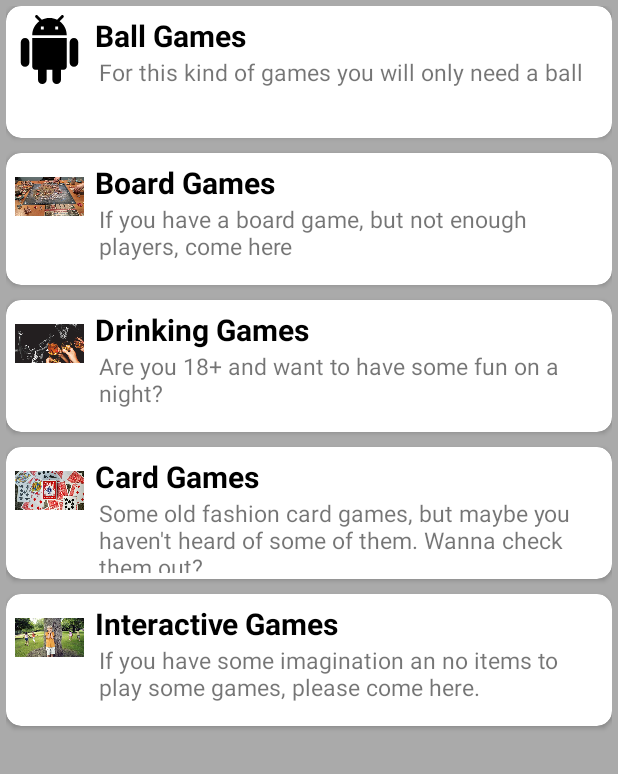
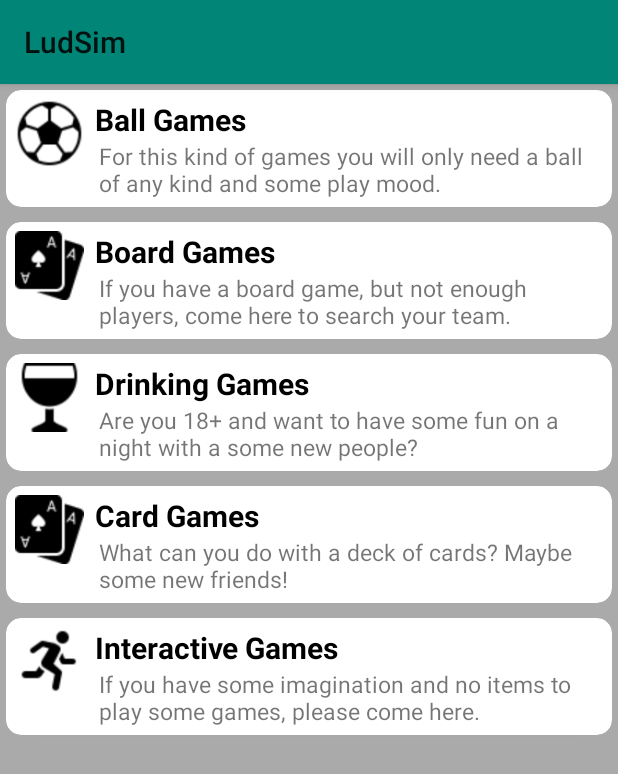
Before and after one commit to claaraamaria/GamesSelector, an Android app: the screen it shows after launch (MainActivity), on a phone screen of 412 x 824 dp. Shown: the top 774 px of the screen. Run offline under Robolectric (Android 15) with nearby library versions, the phone set to English and light mode, and no system bars.

Commit message:
Changed the the icons from the RecyclerView

```diff
--- a/app/src/main/java/com/claramaria/gamesselector/MainActivity.java
+++ b/app/src/main/java/com/claramaria/gamesselector/MainActivity.java
@@ -15,7 +15,6 @@ import com.claramaria.gamesselector.activities.ListInteractiveGames;
 
 import java.util.ArrayList;
 
-
 public class MainActivity extends AppCompatActivity {
     private ArrayList<ListItemData> mList;
 
@@ -29,14 +28,13 @@ public class MainActivity extends AppCompatActivity {
 
     }
 
-
     public void createList() {
         mList = new ArrayList<>();
-        mList.add(new ListItemData(R.drawable.ic_android, "Ball Games", "For this kind of games you will only need a ball"));
-        mList.add(new ListItemData(R.drawable.board_game, "Board Games", "If you have a board game, but not enough players, come here"));
-        mList.add(new ListItemData(R.drawable.drinking_games, "Drinking Games", "Are you 18+ and want to have some fun on a night?"));
-        mList.add(new ListItemData(R.drawable.deck_of_cards, "Card Games", "Some old fashion card games, but maybe you haven't heard of some of them. Wanna check them out?"));
-        mList.add(new ListItemData(R.drawable.hide_and_seek, "Interactive Games", "If you have some imagination an no items to play some games, please come here."));
+        mList.add(new ListItemData(R.drawable.ic_ball, "Ball Games", "For this kind of games you will only need a ball of any kind and some play mood."));
+        mList.add(new ListItemData(R.drawable.ic_cards, "Board Games", "If you have a board game, but not enough players, come here to search your team."));
+        mList.add(new ListItemData(R.drawable.ic_drink, "Drinking Games", "Are you 18+ and want to have some fun on a night with a some new people?"));
+        mList.add(new ListItemData(R.drawable.ic_cards, "Card Games", "What can you do with a deck of cards? Maybe some new friends! "));
+        mList.add(new ListItemData(R.drawable.ic_run, "Interactive Games", "If you have some imagination and no items to play some games, please come here."));
 
     }
 
--- a/app/src/main/res/drawable/ic_android.xml
+++ /dev/null
@@ -1,9 +0,0 @@
-<vector xmlns:android="http://schemas.android.com/apk/res/android"
-        android:width="24dp"
-        android:height="24dp"
-        android:viewportWidth="24.0"
-        android:viewportHeight="24.0">
-    <path
-        android:fillColor="#FF000000"
-        android:pathData="M6,18c0,0.55 0.45,1 1,1h1v3.5c0,0.83 0.67,1.5 1.5,1.5s1.5,-0.67 1.5,-1.5L11,19h2v3.5c0,0.83 0.67,1.5 1.5,1.5s1.5,-0.67 1.5,-1.5L16,19h1c0.55,0 1,-0.45 1,-1L18,8L6,8v10zM3.5,8C2.67,8 2,8.67 2,9.5v7c0,0.83 0.67,1.5 1.5,1.5S5,17.33 5,16.5v-7C5,8.67 4.33,8 3.5,8zM20.5,8c-0.83,0 -1.5,0.67 -1.5,1.5v7c0,0.83 0.67,1.5 1.5,1.5s1.5,-0.67 1.5,-1.5v-7c0,-0.83 -0.67,-1.5 -1.5,-1.5zM15.53,2.16l1.3,-1.3c0.2,-0.2 0.2,-0.51 0,-0.71 -0.2,-0.2 -0.51,-0.2 -0.71,0l-1.48,1.48C13.85,1.23 12.95,1 12,1c-0.96,0 -1.86,0.23 -2.66,0.63L7.85,0.15c-0.2,-0.2 -0.51,-0.2 -0.71,0 -0.2,0.2 -0.2,0.51 0,0.71l1.31,1.31C6.97,3.26 6,5.01 6,7h12c0,-1.99 -0.97,-3.75 -2.47,-4.84zM10,5L9,5L9,4h1v1zM15,5h-1L14,4h1v1z"/>
-</vector>
--- a/app/src/main/res/drawable/shape.xml
+++ b/app/src/main/res/drawable/shape.xml
@@ -3,7 +3,7 @@
         android:color="@android:color/white"
         />
     <corners
-        android:radius="4dp" />
+        android:radius="10dp" />
     <padding
         android:left="10dp"
         android:top="10dp"
--- a/app/src/main/res/drawable/shape1.xml
+++ b/app/src/main/res/drawable/shape1.xml
@@ -3,7 +3,7 @@
         android:color="#ccc"
         />
     <corners
-        android:radius="4dp" />
+        android:radius="10dp" />
     <padding
         android:left="10dp"
         android:top="10dp"
--- a/app/src/main/res/drawable/shape2.xml
+++ b/app/src/main/res/drawable/shape2.xml
@@ -3,7 +3,7 @@
         android:color="#aaa"
         />
     <corners
-        android:radius="4dp" />
+        android:radius="10dp" />
     <padding
         android:left="10dp"
         android:top="10dp"
--- a/app/src/main/res/layout/list_item.xml
+++ b/app/src/main/res/layout/list_item.xml
@@ -8,14 +8,16 @@
 
     <RelativeLayout
         style="@style/WidthHeightParents"
-        android:layout_height="80dp"
-        android:layout_margin="4dp">
+        android:layout_height="70dp"
+        android:layout_margin="4dp"
+        android:layout_marginTop="10dp">
 
         <ImageView
             android:id="@+id/imageView"
             android:layout_width="50dp"
             android:layout_height="50dp"
-            android:padding="2dp" />
+            android:padding="2dp"
+            android:contentDescription="@string/icons_description" />
 
         <TextView
             android:id="@+id/textView"
@@ -25,7 +27,7 @@
             android:layout_alignParentTop="true"
             android:layout_marginStart="55dp"
             android:layout_marginTop="2dp"
-            android:text="Line 1"
+            android:text="@string/first_line"
             android:textColor="@android:color/black"
             android:textSize="20sp"
             android:textStyle="bold" />
@@ -37,7 +39,7 @@
             android:layout_below="@+id/textView"
             android:layout_marginStart="8dp"
             android:layout_toEndOf="@+id/imageView"
-            android:text="Line 2"
+            android:text="@string/second_line"
             android:textSize="15sp" />
 
     </RelativeLayout>
--- a/app/src/main/res/values/strings.xml
+++ b/app/src/main/res/values/strings.xml
@@ -1,4 +1,7 @@
 <resources>
-    <string name="app_name">GamesSelector3</string>
+    <string name="app_name">LudSim</string>
     <string name="description">Image for the current Card</string>
+    <string name="first_line">First Line</string>
+    <string name="second_line">Second Line</string>
+    <string name="icons_description">Icons will come here</string>
 </resources>
--- a/app/src/main/res/values/styles.xml
+++ b/app/src/main/res/values/styles.xml
@@ -1,7 +1,7 @@
 <resources>
 
     <!-- Base application theme. -->
-    <style name="AppTheme" parent="Theme.AppCompat.Light.NoActionBar">
+    <style name="AppTheme" parent="Theme.AppCompat.Light">
         <!-- Customize your theme here. -->
         <item name="colorPrimary">@color/colorPrimary</item>
         <item name="colorPrimaryDark">@color/colorPrimaryDark</item>
```
Also changed, not shown: app/src/main/res/drawable-v24/ic_ball.png (added), app/src/main/res/drawable-v24/ic_cards.png (added), app/src/main/res/drawable-v24/ic_dice.png (added), app/src/main/res/drawable-v24/ic_drink.png (added), app/src/main/res/drawable-v24/ic_run.png (added).
